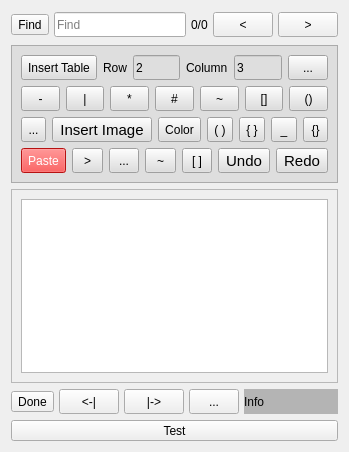
Qt form src/Notes.ui (ic005k/Knot-Legacy) before a commit.
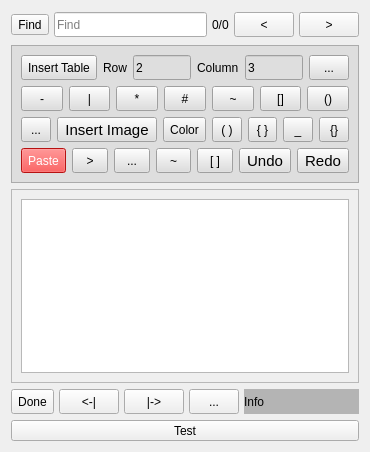
The same form after that commit. Icons and pictures are not drawn.

Diff of the .ui file:
```diff
--- a/src/Notes.ui
+++ b/src/Notes.ui
@@ -6,7 +6,7 @@
    <rect>
     <x>0</x>
     <y>0</y>
-    <width>349</width>
+    <width>370</width>
     <height>452</height>
    </rect>
   </property>
@@ -1048,7 +1048,7 @@
        <property name="maximumSize">
         <size>
          <width>16777215</width>
-         <height>16777215</height>
+         <height>28</height>
         </size>
        </property>
        <property name="toolTip">
@@ -1133,7 +1133,7 @@
        <property name="maximumSize">
         <size>
          <width>16777215</width>
-         <height>16777215</height>
+         <height>28</height>
         </size>
        </property>
        <property name="styleSheet">
```
Left out of the diff: 30 changed lines with no effect on the pictures.
